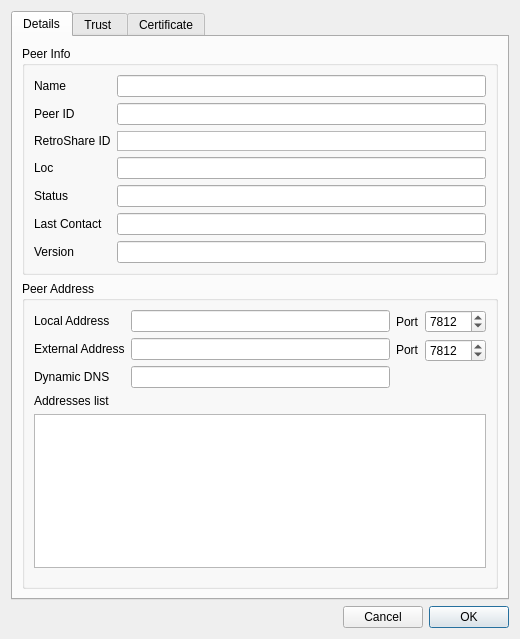
Qt form retroshare-gui/src/gui/connect/ConfCertDialog.ui (RetroShare/RetroShare) before a commit.
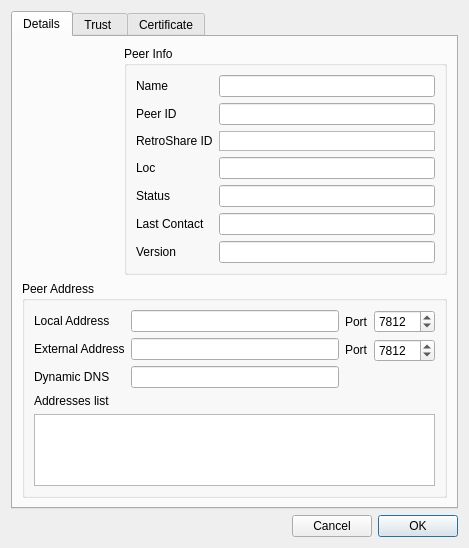
The same form after that commit. The open tabs and pages were chosen to show the change. Icons and pictures are not drawn.

Commit message: Added avatar image to ConfCertDialog (defnax). Added new class AvatarDefs to get the avatar for a ssl id or gpg id.

What changed in the file:
```diff
--- a/retroshare-gui/src/gui/connect/ConfCertDialog.ui
+++ b/retroshare-gui/src/gui/connect/ConfCertDialog.ui
@@ -6,8 +6,8 @@
    <rect>
     <x>0</x>
     <y>0</y>
-    <width>520</width>
-    <height>639</height>
+    <width>469</width>
+    <height>528</height>
    </rect>
   </property>
   <property name="windowTitle">
@@ -31,8 +31,21 @@
       <attribute name="title">
        <string>Details</string>
       </attribute>
-      <layout class="QGridLayout">
+      <layout class="QGridLayout" name="gridLayout_3">
        <item row="0" column="0">
+        <widget class="QLabel" name="AvatarLabel">
+         <property name="minimumSize">
+          <size>
+           <width>96</width>
+           <height>96</height>
+          </size>
+         </property>
+         <property name="text">
+          <string/>
+         </property>
+        </widget>
+       </item>
+       <item row="0" column="1" rowspan="2">
         <widget class="QGroupBox" name="groupBox_2">
          <property name="title">
           <string>Peer Info</string>
@@ -160,10 +173,36 @@
             </property>
            </widget>
           </item>
+          <item row="8" column="0">
+           <spacer name="verticalSpacer_5">
+            <property name="orientation">
+             <enum>Qt::Vertical</enum>
+            </property>
+            <property name="sizeHint" stdset="0">
+             <size>
+              <width>20</width>
+              <height>40</height>
+             </size>
+            </property>
+           </spacer>
+          </item>
          </layout>
         </widget>
        </item>
        <item row="1" column="0">
+        <spacer name="verticalSpacer_4">
+         <property name="orientation">
+          <enum>Qt::Vertical</enum>
+         </property>
+         <property name="sizeHint" stdset="0">
+          <size>
+           <width>68</width>
+           <height>126</height>
+          </size>
+         </property>
+        </spacer>
+       </item>
+       <item row="2" column="0" colspan="2">
         <widget class="QGroupBox" name="groupBox">
          <property name="title">
           <string>Peer Address</string>
@@ -327,7 +366,7 @@
          </layout>
         </widget>
        </item>
-       <item row="2" column="0">
+       <item row="3" column="0" colspan="2">
         <spacer name="verticalSpacer">
          <property name="orientation">
           <enum>Qt::Vertical</enum>
```
Left out of the diff: 2 changed lines with no effect on the pictures. The commit also changes 18 other files.
